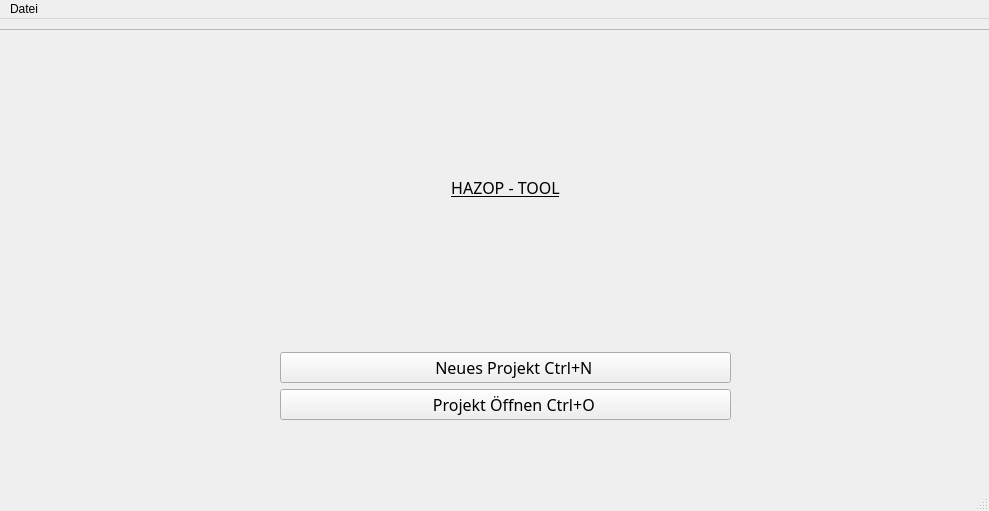
The window that Code/Start.ui (MSPietsch/HMI) describes before a commit, drawn with Qt 5.
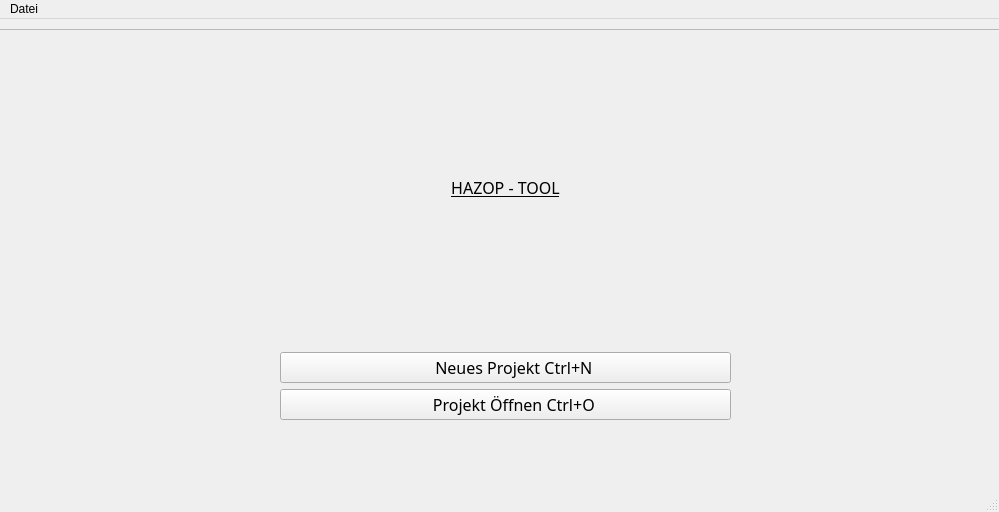
The same window after the commit. Icons and pictures are not drawn.

Commit message: einzelne Rechtecke drin

Diff of the .ui file:
```diff
--- a/Code/Start.ui
+++ b/Code/Start.ui
@@ -6,8 +6,8 @@
    <rect>
     <x>0</x>
     <y>0</y>
-    <width>989</width>
-    <height>511</height>
+    <width>999</width>
+    <height>512</height>
    </rect>
   </property>
   <property name="cursor">
@@ -124,7 +124,7 @@
     <rect>
      <x>0</x>
      <y>0</y>
-     <width>989</width>
+     <width>999</width>
      <height>26</height>
     </rect>
    </property>
```
The commit also changes 1 other file.
